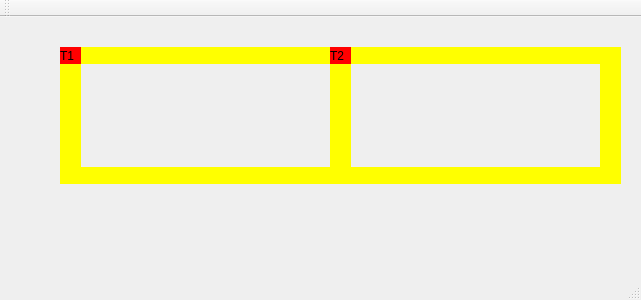
The window that src/mainwindow.ui (taleshrocha/so-trabalho-2) describes before a commit, drawn with Qt 5.
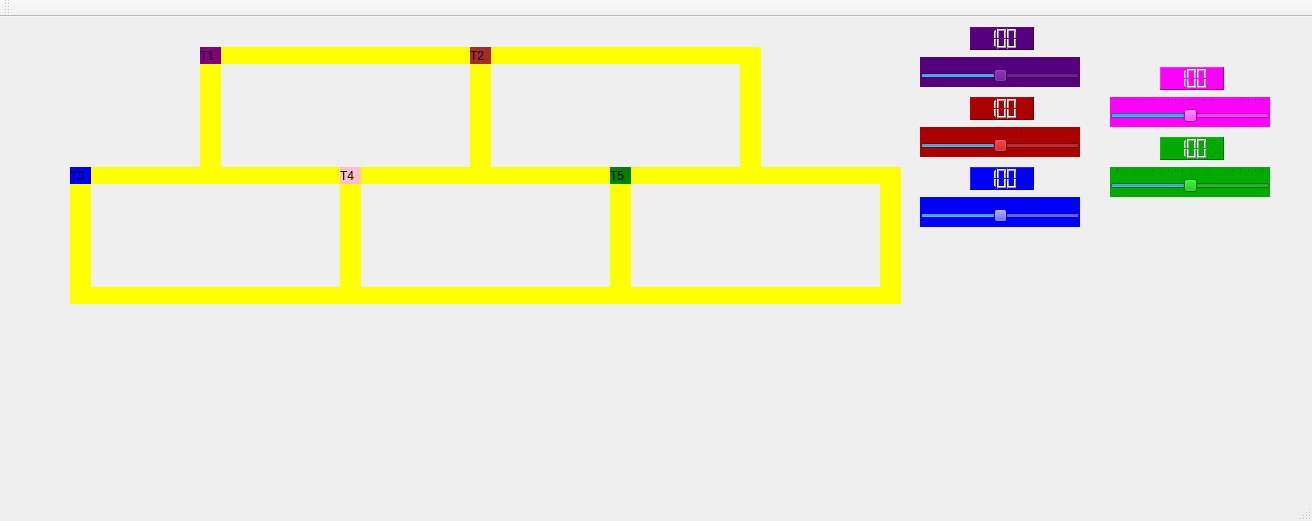
The same window after the commit.

Diff of the .ui file:
```diff
--- a/src/mainwindow.ui
+++ b/src/mainwindow.ui
@@ -6,8 +6,8 @@
    <rect>
     <x>0</x>
     <y>0</y>
-    <width>641</width>
-    <height>300</height>
+    <width>1312</width>
+    <height>521</height>
    </rect>
   </property>
   <property name="windowTitle">
@@ -17,14 +17,105 @@
    <widget class="QLabel" name="label_trem1">
     <property name="geometry">
      <rect>
-      <x>60</x>
+      <x>200</x>
       <y>30</y>
       <width>21</width>
       <height>17</height>
      </rect>
     </property>
+    <property name="palette">
+     <palette>
+      <active>
+       <colorrole role="Button">
+        <brush brushstyle="SolidPattern">
+         <color alpha="255">
+          <red>128</red>
+          <green>0</green>
+          <blue>128</blue>
+         </color>
+        </brush>
+       </colorrole>
+       <colorrole role="Base">
+        <brush brushstyle="SolidPattern">
+         <color alpha="255">
+          <red>128</red>
+          <green>0</green>
+          <blue>128</blue>
+         </color>
+        </brush>
+       </colorrole>
+       <colorrole role="Window">
+        <brush brushstyle="SolidPattern">
+         <color alpha="255">
+          <red>128</red>
+          <green>0</green>
+          <blue>128</blue>
+         </color>
+        </brush>
+       </colorrole>
+      </active>
+      <inactive>
+       <colorrole role="Button">
+        <brush brushstyle="SolidPattern">
+         <color alpha="255">
+          <red>128</red>
+          <green>0</green>
+          <blue>128</blue>
+         </color>
+        </brush>
+       </colorrole>
+       <colorrole role="Base">
+        <brush brushstyle="SolidPattern">
+         <color alpha="255">
+          <red>128</red>
+          <green>0</green>
+          <blue>128</blue>
+         </color>
+        </brush>
+       </colorrole>
+       <colorrole role="Window">
+        <brush brushstyle="SolidPattern">
+         <color alpha="255">
+          <red>128</red>
+          <green>0</green>
+          <blue>128</blue>
+         </color>
+        </brush>
+       </colorrole>
+      </inactive>
+      <disabled>
+       <colorrole role="Button">
+        <brush brushstyle="SolidPattern">
+         <color alpha="255">
+          <red>128</red>
+          <green>0</green>
+          <blue>128</blue>
+         </color>
+        </brush>
+       </colorrole>
+       <colorrole role="Base">
+        <brush brushstyle="SolidPattern">
+         <color alpha="255">
+          <red>128</red>
+          <green>0</green>
+          <blue>128</blue>
+         </color>
+        </brush>
+       </colorrole>
+       <colorrole role="Window">
+        <brush brushstyle="SolidPattern">
+         <color alpha="255">
+          <red>128</red>
+          <green>0</green>
+          <blue>128</blue>
+         </color>
+        </brush>
+       </colorrole>
+      </disabled>
+     </palette>
+    </property>
     <property name="styleSheet">
-     <string notr="true">QLabel { background: red}</string>
+     <string notr="true">QLabel { background: purple}</string>
     </property>
     <property name="text">
      <string>T1</string>
@@ -33,7 +124,7 @@
    <widget class="QLabel" name="label_trilho1">
     <property name="geometry">
      <rect>
-      <x>80</x>
+      <x>220</x>
       <y>30</y>
       <width>250</width>
       <height>17</height>
@@ -46,26 +137,10 @@
      <string/>
     </property>
    </widget>
-   <widget class="QLabel" name="label_trilho2">
-    <property name="geometry">
-     <rect>
-      <x>80</x>
-      <y>150</y>
-      <width>250</width>
-      <height>17</height>
-     </rect>
-    </property>
-    <property name="styleSheet">
-     <string notr="true">QLabel { background: yellow}</string>
-    </property>
-    <property name="text">
-     <string/>
-    </property>
-   </widget>
    <widget class="QLabel" name="label_trilho3">
     <property name="geometry">
      <rect>
-      <x>330</x>
+      <x>470</x>
       <y>30</y>
       <width>21</width>
       <height>137</height>
@@ -81,7 +156,7 @@
    <widget class="QLabel" name="label_trilho4">
     <property name="geometry">
      <rect>
-      <x>60</x>
+      <x>200</x>
       <y>30</y>
       <width>21</width>
       <height>137</height>
@@ -97,7 +172,7 @@
    <widget class="QLabel" name="label_trilho4_2">
     <property name="geometry">
      <rect>
-      <x>600</x>
+      <x>740</x>
       <y>30</y>
       <width>21</width>
       <height>137</height>
@@ -113,7 +188,7 @@
    <widget class="QLabel" name="label_trilho1_2">
     <property name="geometry">
      <rect>
-      <x>350</x>
+      <x>490</x>
       <y>30</y>
       <width>250</width>
       <height>17</height>
@@ -126,54 +201,669 @@
      <string/>
     </property>
    </widget>
-   <widget class="QLabel" name="label_trilho2_2">
-    <property name="geometry">
-     <rect>
-      <x>350</x>
-      <y>150</y>
-      <width>250</width>
-      <height>17</height>
-     </rect>
-    </property>
-    <property name="styleSheet">
-     <string notr="true">QLabel { background: yellow}</string>
-    </property>
-    <property name="text">
-     <string/>
-    </property>
-   </widget>
    <widget class="QLabel" name="label_trem2">
     <property name="geometry">
      <rect>
-      <x>330</x>
+      <x>470</x>
       <y>30</y>
       <width>21</width>
       <height>17</height>
      </rect>
     </property>
     <property name="styleSheet">
-     <string notr="true">QLabel { background: red}</string>
+     <string notr="true">QLabel { background: brown}</string>
     </property>
     <property name="text">
      <string>T2</string>
     </property>
    </widget>
+   <widget class="QLabel" name="label_trilho4_3">
+    <property name="geometry">
+     <rect>
+      <x>70</x>
+      <y>150</y>
+      <width>21</width>
+      <height>137</height>
+     </rect>
+    </property>
+    <property name="styleSheet">
+     <string notr="true">QLabel { background: yellow}</string>
+    </property>
+    <property name="text">
+     <string/>
+    </property>
+   </widget>
+   <widget class="QLabel" name="label_trem3">
+    <property name="geometry">
+     <rect>
+      <x>70</x>
+      <y>150</y>
+      <width>21</width>
+      <height>17</height>
+     </rect>
+    </property>
+    <property name="styleSheet">
+     <string notr="true">QLabel { background: blue}</string>
+    </property>
+    <property name="text">
+     <string>T3</string>
+    </property>
+   </widget>
+   <widget class="QLabel" name="label_trilho3_2">
+    <property name="geometry">
+     <rect>
+      <x>340</x>
+      <y>150</y>
+      <width>21</width>
+      <height>137</height>
+     </rect>
+    </property>
+    <property name="styleSheet">
+     <string notr="true">QLabel { background: yellow}</string>
+    </property>
+    <property name="text">
+     <string/>
+    </property>
+   </widget>
+   <widget class="QLabel" name="label_trilho2_3">
+    <property name="geometry">
+     <rect>
+      <x>360</x>
+      <y>270</y>
+      <width>250</width>
+      <height>17</height>
+     </rect>
+    </property>
+    <property name="styleSheet">
+     <string notr="true">QLabel { background: yellow}</string>
+    </property>
+    <property name="text">
+     <string/>
+    </property>
+   </widget>
+   <widget class="QLabel" name="label_trilho4_4">
+    <property name="geometry">
+     <rect>
+      <x>610</x>
+      <y>150</y>
+      <width>21</width>
+      <height>137</height>
+     </rect>
+    </property>
+    <property name="styleSheet">
+     <string notr="true">QLabel { background: yellow}</string>
+    </property>
+    <property name="text">
+     <string/>
+    </property>
+   </widget>
+   <widget class="QLabel" name="label_trem4">
+    <property name="geometry">
+     <rect>
+      <x>340</x>
+      <y>150</y>
+      <width>21</width>
+      <height>17</height>
+     </rect>
+    </property>
+    <property name="styleSheet">
+     <string notr="true">QLabel { background: pink}</string>
+    </property>
+    <property name="text">
+     <string>T4</string>
+    </property>
+   </widget>
+   <widget class="QLabel" name="label_trilho2_4">
+    <property name="geometry">
+     <rect>
+      <x>90</x>
+      <y>270</y>
+      <width>250</width>
+      <height>17</height>
+     </rect>
+    </property>
+    <property name="styleSheet">
+     <string notr="true">QLabel { background: yellow}</string>
+    </property>
+    <property name="text">
+     <string/>
+    </property>
+   </widget>
+   <widget class="QLabel" name="label_trilho1_3">
+    <property name="geometry">
+     <rect>
+      <x>360</x>
+      <y>150</y>
+      <width>250</width>
+      <height>17</height>
+     </rect>
+    </property>
+    <property name="styleSheet">
+     <string notr="true">QLabel { background: yellow}</string>
+    </property>
+    <property name="text">
+     <string/>
+    </property>
+   </widget>
+   <widget class="QLabel" name="label_trilho1_4">
+    <property name="geometry">
+     <rect>
+      <x>90</x>
+      <y>150</y>
+      <width>250</width>
+      <height>17</height>
+     </rect>
+    </property>
+    <property name="styleSheet">
+     <string notr="true">QLabel { background: yellow}</string>
+    </property>
+    <property name="text">
+     <string/>
+    </property>
+   </widget>
+   <widget class="QLabel" name="label_trilho4_5">
+    <property name="geometry">
+     <rect>
+      <x>880</x>
+      <y>150</y>
+      <width>21</width>
+      <height>137</height>
+     </rect>
+    </property>
+    <property name="styleSheet">
+     <string notr="true">QLabel { background: yellow}</string>
+    </property>
+    <property name="text">
+     <string/>
+    </property>
+   </widget>
+   <widget class="QLabel" name="label_trilho1_5">
+    <property name="geometry">
+     <rect>
+      <x>630</x>
+      <y>150</y>
+      <width>250</width>
+      <height>17</height>
+     </rect>
+    </property>
+    <property name="styleSheet">
+     <string notr="true">QLabel { background: yellow}</string>
+    </property>
+    <property name="text">
+     <string/>
+    </property>
+   </widget>
+   <widget class="QLabel" name="label_trilho2_5">
+    <property name="geometry">
+     <rect>
+      <x>630</x>
+      <y>270</y>
+      <width>250</width>
+      <height>17</height>
+     </rect>
+    </property>
+    <property name="styleSheet">
+     <string notr="true">QLabel { background: yellow}</string>
+    </property>
+    <property name="text">
+     <string/>
+    </property>
+   </widget>
+   <widget class="QLabel" name="label_trem5">
+    <property name="geometry">
+     <rect>
+      <x>610</x>
+      <y>150</y>
+      <width>21</width>
+      <height>17</height>
+     </rect>
+    </property>
+    <property name="styleSheet">
+     <string notr="true">QLabel { background: green}</string>
+    </property>
+    <property name="text">
+     <string>T5</string>
+    </property>
+   </widget>
+   <widget class="QSlider" name="horizontalSliderTrem1">
+    <property name="geometry">
+     <rect>
+      <x>920</x>
+      <y>40</y>
+      <width>160</width>
+      <height>30</height>
+     </rect>
+    </property>
+    <property name="sizePolicy">
+     <sizepolicy hsizetype="Expanding" vsizetype="Fixed">
+      <horstretch>100</horstretch>
+      <verstretch>0</verstretch>
+     </sizepolicy>
+    </property>
+    <property name="toolTip">
+     <string/>
+    </property>
+    <property name="layoutDirection">
+     <enum>Qt::LeftToRight</enum>
+    </property>
+    <property name="autoFillBackground">
+     <bool>false</bool>
+    </property>
+    <property name="styleSheet">
+     <string notr="true">background-color: rgb(85, 0, 127);</string>
+    </property>
+    <property name="maximum">
+     <number>200</number>
+    </property>
+    <property name="singleStep">
+     <number>10</number>
+    </property>
+    <property name="sliderPosition">
+     <number>100</number>
+    </property>
+    <property name="orientation">
+     <enum>Qt::Horizontal</enum>
+    </property>
+    <property name="invertedAppearance">
+     <bool>false</bool>
+    </property>
+    <property name="invertedControls">
+     <bool>false</bool>
+    </property>
+    <property name="tickPosition">
+     <enum>QSlider::TicksAbove</enum>
+    </property>
+    <property name="tickInterval">
+     <number>10</number>
+    </property>
+   </widget>
+   <widget class="QLCDNumber" name="lcdNumberTrem1">
+    <property name="geometry">
+     <rect>
+      <x>970</x>
+      <y>10</y>
+      <width>64</width>
+      <height>23</height>
+     </rect>
+    </property>
+    <property name="styleSheet">
+     <string notr="true">background-color: rgb(85, 0, 127);
+</string>
+    </property>
+    <property name="frameShape">
+     <enum>QFrame::Panel</enum>
+    </property>
+    <property name="smallDecimalPoint">
+     <bool>false</bool>
+    </property>
+    <property name="digitCount">
+     <number>3</number>
+    </property>
+    <property name="segmentStyle">
+     <enum>QLCDNumber::Filled</enum>
+    </property>
+    <property name="value" stdset="0">
+     <double>100.000000000000000</double>
+    </property>
+   </widget>
+   <widget class="QLCDNumber" name="lcdNumberTrem2">
+    <property name="geometry">
+     <rect>
+      <x>970</x>
+      <y>80</y>
+      <width>64</width>
+      <height>23</height>
+     </rect>
+    </property>
+    <property name="styleSheet">
+     <string notr="true">background-color: rgb(170, 0, 0);
+</string>
+    </property>
+    <property name="frameShape">
+     <enum>QFrame::Panel</enum>
+    </property>
+    <property name="smallDecimalPoint">
+     <bool>false</bool>
+    </property>
+    <property name="digitCount">
+     <number>3</number>
+    </property>
+    <property name="segmentStyle">
+     <enum>QLCDNumber::Filled</enum>
+    </property>
+    <property name="value" stdset="0">
+     <double>100.000000000000000</double>
+    </property>
+   </widget>
+   <widget class="QSlider" name="horizontalSliderTrem2">
+    <property name="geometry">
+     <rect>
+      <x>920</x>
+      <y>110</y>
+      <width>160</width>
+      <height>30</height>
+     </rect>
+    </property>
+    <property name="sizePolicy">
+     <sizepolicy hsizetype="Expanding" vsizetype="Fixed">
+      <horstretch>100</horstretch>
+      <verstretch>0</verstretch>
+     </sizepolicy>
+    </property>
+    <property name="toolTip">
+     <string/>
+    </property>
+    <property name="layoutDirection">
+     <enum>Qt::LeftToRight</enum>
+    </property>
+    <property name="autoFillBackground">
+     <bool>false</bool>
+    </property>
+    <property name="styleSheet">
+     <string notr="true">background-color: rgb(170, 0, 0);</string>
+    </property>
+    <property name="maximum">
+     <number>200</number>
+    </property>
+    <property name="singleStep">
+     <number>10</number>
+    </property>
+    <property name="sliderPosition">
+     <number>100</number>
+    </property>
+    <property name="orientation">
+     <enum>Qt::Horizontal</enum>
+    </property>
+    <property name="invertedAppearance">
+     <bool>false</bool>
+    </property>
+    <property name="invertedControls">
+     <bool>false</bool>
+    </property>
+    <property name="tickPosition">
+     <enum>QSlider::TicksAbove</enum>
+    </property>
+    <property name="tickInterval">
+     <number>10</number>
+    </property>
+   </widget>
+   <widget class="QLCDNumber" name="lcdNumberTrem3">
+    <property name="geometry">
+     <rect>
+      <x>970</x>
+      <y>150</y>
+      <width>64</width>
+      <height>23</height>
+     </rect>
+    </property>
+    <property name="styleSheet">
+     <string notr="true">background-color: rgb(0, 0, 255);</string>
+    </property>
+    <property name="frameShape">
+     <enum>QFrame::Panel</enum>
+    </property>
+    <property name="smallDecimalPoint">
+     <bool>false</bool>
+    </property>
+    <property name="digitCount">
+     <number>3</number>
+    </property>
+    <property name="segmentStyle">
+     <enum>QLCDNumber::Filled</enum>
+    </property>
+    <property name="value" stdset="0">
+     <double>100.000000000000000</double>
+    </property>
+   </widget>
+   <widget class="QSlider" name="horizontalSliderTrem3">
+    <property name="geometry">
+     <rect>
+      <x>920</x>
+      <y>180</y>
+      <width>160</width>
+      <height>30</height>
+     </rect>
+    </property>
+    <property name="sizePolicy">
+     <sizepolicy hsizetype="Expanding" vsizetype="Fixed">
+      <horstretch>100</horstretch>
+      <verstretch>0</verstretch>
+     </sizepolicy>
+    </property>
+    <property name="toolTip">
+     <string/>
+    </property>
+    <property name="layoutDirection">
+     <enum>Qt::LeftToRight</enum>
+    </property>
+    <property name="autoFillBackground">
+     <bool>false</bool>
+    </property>
+    <property name="styleSheet">
+     <string notr="true">background-color: rgb(0, 0, 255);</string>
+    </property>
+    <property name="maximum">
+     <number>200</number>
+    </property>
+    <property name="singleStep">
+     <number>10</number>
+    </property>
+    <property name="sliderPosition">
+     <number>100</number>
+    </property>
+    <property name="orientation">
+     <enum>Qt::Horizontal</enum>
+    </property>
+    <property name="invertedAppearance">
+     <bool>false</bool>
+    </property>
+    <property name="invertedControls">
+     <bool>false</bool>
+    </property>
+    <property name="tickPosition">
+     <enum>QSlider::TicksAbove</enum>
+    </property>
+    <property name="tickInterval">
+     <number>10</number>
+    </property>
+   </widget>
+   <widget class="QLCDNumber" name="lcdNumberTrem5">
+    <property name="geometry">
+     <rect>
+      <x>1160</x>
+      <y>120</y>
+      <width>64</width>
+      <height>23</height>
+     </rect>
+    </property>
+    <property name="styleSheet">
+     <string notr="true">background-color: rgb(0, 170, 0);</string>
+    </property>
+    <property name="frameShape">
+     <enum>QFrame::Panel</enum>
+    </property>
+    <property name="smallDecimalPoint">
+     <bool>false</bool>
+    </property>
+    <property name="digitCount">
+     <number>3</number>
+    </property>
+    <property name="segmentStyle">
+     <enum>QLCDNumber::Filled</enum>
+    </property>
+    <property name="value" stdset="0">
+     <double>100.000000000000000</double>
+    </property>
+   </widget>
+   <widget class="QLCDNumber" name="lcdNumberTrem4">
+    <property name="geometry">
+     <rect>
+      <x>1160</x>
+      <y>50</y>
+      <width>64</width>
+      <height>23</height>
+     </rect>
+    </property>
+    <property name="styleSheet">
+     <string notr="true">background-color: rgb(255, 0, 255);</string>
+    </property>
+    <property name="frameShape">
+     <enum>QFrame::Panel</enum>
+    </property>
+    <property name="smallDecimalPoint">
+     <bool>false</bool>
+    </property>
+    <property name="digitCount">
+     <number>3</number>
+    </property>
+    <property name="segmentStyle">
+     <enum>QLCDNumber::Filled</enum>
+    </property>
+    <property name="value" stdset="0">
+     <double>100.000000000000000</double>
+    </property>
+   </widget>
+   <widget class="QSlider" name="horizontalSliderTrem5">
+    <property name="geometry">
+     <rect>
+      <x>1110</x>
+      <y>150</y>
+      <width>160</width>
+      <height>30</height>
+     </rect>
+    </property>
+    <property name="sizePolicy">
+     <sizepolicy hsizetype="Expanding" vsizetype="Fixed">
+      <horstretch>100</horstretch>
+      <verstretch>0</verstretch>
+     </sizepolicy>
+    </property>
+    <property name="toolTip">
+     <string/>
+    </property>
+    <property name="layoutDirection">
+     <enum>Qt::LeftToRight</enum>
+    </property>
+    <property name="autoFillBackground">
+     <bool>false</bool>
+    </property>
+    <property name="styleSheet">
+     <string notr="true">background-color: rgb(0, 170, 0);</string>
+    </property>
+    <property name="maximum">
+     <number>200</number>
+    </property>
+    <property name="singleStep">
+     <number>10</number>
+    </property>
+    <property name="sliderPosition">
+     <number>100</number>
+    </property>
+    <property name="orientation">
+     <enum>Qt::Horizontal</enum>
+    </property>
+    <property name="invertedAppearance">
+     <bool>false</bool>
+    </property>
+    <property name="invertedControls">
+     <bool>false</bool>
+    </property>
+    <property name="tickPosition">
+     <enum>QSlider::TicksAbove</enum>
+    </property>
+    <property name="tickInterval">
+     <number>10</number>
+    </property>
+   </widget>
+   <widget class="QSlider" name="horizontalSliderTrem4">
+    <property name="geometry">
+     <rect>
+      <x>1110</x>
+      <y>80</y>
+      <width>160</width>
+      <height>30</height>
+     </rect>
+    </property>
+    <property name="sizePolicy">
+     <sizepolicy hsizetype="Expanding" vsizetype="Fixed">
+      <horstretch>100</horstretch>
+      <verstretch>0</verstretch>
+     </sizepolicy>
+    </property>
+    <property name="toolTip">
+     <string/>
+    </property>
+    <property name="layoutDirection">
+     <enum>Qt::LeftToRight</enum>
+    </property>
+    <property name="autoFillBackground">
+     <bool>false</bool>
+    </property>
+    <property name="styleSheet">
+     <string notr="true">background-color: rgb(255, 0, 255);</string>
+    </property>
+    <property name="maximum">
+     <number>200</number>
+    </property>
+    <property name="singleStep">
+     <number>10</number>
+    </property>
+    <property name="sliderPosition">
+     <number>100</number>
+    </property>
+    <property name="orientation">
+     <enum>Qt::Horizontal</enum>
+    </property>
+    <property name="invertedAppearance">
+     <bool>false</bool>
+    </property>
+    <property name="invertedControls">
+     <bool>false</bool>
+    </property>
+    <property name="tickPosition">
+     <enum>QSlider::TicksAbove</enum>
+    </property>
+    <property name="tickInterval">
+     <number>10</number>
+    </property>
+   </widget>
    <zorder>label_trilho1</zorder>
-   <zorder>label_trilho2</zorder>
    <zorder>label_trilho3</zorder>
    <zorder>label_trilho4</zorder>
-   <zorder>label_trem1</zorder>
    <zorder>label_trilho4_2</zorder>
    <zorder>label_trilho1_2</zorder>
-   <zorder>label_trilho2_2</zorder>
+   <zorder>label_trilho4_3</zorder>
+   <zorder>label_trilho3_2</zorder>
+   <zorder>label_trilho2_3</zorder>
+   <zorder>label_trilho4_4</zorder>
+   <zorder>label_trilho2_4</zorder>
+   <zorder>label_trilho1_3</zorder>
+   <zorder>label_trilho1_4</zorder>
+   <zorder>label_trilho4_5</zorder>
+   <zorder>label_trilho1_5</zorder>
+   <zorder>label_trilho2_5</zorder>
    <zorder>label_trem2</zorder>
+   <zorder>label_trem1</zorder>
+   <zorder>label_trem4</zorder>
+   <zorder>label_trem3</zorder>
+   <zorder>label_trem5</zorder>
+   <zorder>horizontalSliderTrem1</zorder>
+   <zorder>lcdNumberTrem1</zorder>
+   <zorder>lcdNumberTrem2</zorder>
+   <zorder>horizontalSliderTrem2</zorder>
+   <zorder>lcdNumberTrem3</zorder>
+   <zorder>horizontalSliderTrem3</zorder>
+   <zorder>lcdNumberTrem5</zorder>
+   <zorder>lcdNumberTrem4</zorder>
+   <zorder>horizontalSliderTrem5</zorder>
+   <zorder>horizontalSliderTrem4</zorder>
   </widget>
   <widget class="QMenuBar" name="menuBar">
    <property name="geometry">
     <rect>
      <x>0</x>
      <y>0</y>
-     <width>641</width>
+     <width>1312</width>
      <height>22</height>
     </rect>
    </property>
```
